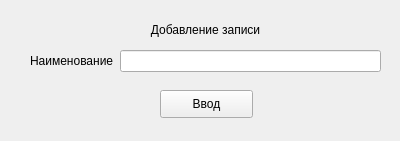
Before: the Qt Designer form simple_add.ui in Zakhy1/pyqt-database-app, drawn with Qt 5.
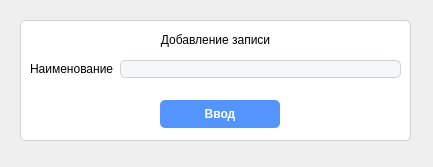
After: the same form once the commit is applied. Icons and pictures are not drawn.

```diff
--- a/simple_add.ui
+++ b/simple_add.ui
@@ -6,10 +6,22 @@
    <rect>
     <x>0</x>
     <y>0</y>
-    <width>400</width>
-    <height>141</height>
+    <width>433</width>
+    <height>167</height>
    </rect>
   </property>
+  <property name="minimumSize">
+   <size>
+    <width>433</width>
+    <height>167</height>
+   </size>
+  </property>
+  <property name="maximumSize">
+   <size>
+    <width>433</width>
+    <height>167</height>
+   </size>
+  </property>
   <property name="baseSize">
    <size>
     <width>0</width>
@@ -26,33 +38,87 @@
    <property name="geometry">
     <rect>
      <x>30</x>
-     <y>50</y>
-     <width>351</width>
+     <y>60</y>
+     <width>371</width>
      <height>31</height>
     </rect>
    </property>
    <layout class="QFormLayout" name="formLayout">
+    <item row="0" column="1">
+     <widget class="QLineEdit" name="lineEdit">
+      <property name="font">
+       <font>
+        <family>Microsoft YaHei UI</family>
+        <pointsize>9</pointsize>
+       </font>
+      </property>
+      <property name="styleSheet">
+       <string notr="true">background-color: #F6F7F9;
+border: 1px solid #D1D2D4;
+border-radius: 5%;</string>
+      </property>
+      <property name="alignment">
+       <set>Qt::AlignLeading|Qt::AlignLeft|Qt::AlignVCenter</set>
+      </property>
+     </widget>
+    </item>
     <item row="0" column="0">
      <widget class="QLabel" name="label">
+      <property name="font">
+       <font>
+        <family>Microsoft YaHei UI</family>
+        <pointsize>9</pointsize>
+       </font>
+      </property>
       <property name="text">
        <string>Наименование</string>
       </property>
      </widget>
     </item>
-    <item row="0" column="1">
-     <widget class="QLineEdit" name="lineEdit"/>
-    </item>
    </layout>
   </widget>
   <widget class="QPushButton" name="pushButton">
    <property name="geometry">
     <rect>
      <x>160</x>
-     <y>90</y>
-     <width>93</width>
+     <y>100</y>
+     <width>120</width>
      <height>28</height>
     </rect>
    </property>
+   <property name="minimumSize">
+    <size>
+     <width>120</width>
+     <height>28</height>
+    </size>
+   </property>
+   <property name="maximumSize">
+    <size>
+     <width>120</width>
+     <height>28</height>
+    </size>
+   </property>
+   <property name="baseSize">
+    <size>
+     <width>150</width>
+     <height>25</height>
+    </size>
+   </property>
+   <property name="font">
+    <font>
+     <pointsize>9</pointsize>
+     <weight>75</weight>
+     <bold>true</bold>
+    </font>
+   </property>
+   <property name="cursor">
+    <cursorShape>PointingHandCursor</cursorShape>
+   </property>
+   <property name="styleSheet">
+    <string notr="true">border-radius: 5%;
+background-color: #5394FD;
+color: white;</string>
+   </property>
    <property name="text">
     <string>Ввод</string>
    </property>
@@ -60,12 +126,18 @@
   <widget class="QLabel" name="label_4">
    <property name="geometry">
     <rect>
-     <x>40</x>
-     <y>20</y>
-     <width>331</width>
+     <x>20</x>
+     <y>30</y>
+     <width>391</width>
      <height>20</height>
     </rect>
    </property>
+   <property name="font">
+    <font>
+     <family>Microsoft YaHei UI</family>
+     <pointsize>9</pointsize>
+    </font>
+   </property>
    <property name="layoutDirection">
     <enum>Qt::LeftToRight</enum>
    </property>
@@ -79,6 +151,51 @@
     <set>Qt::AlignCenter</set>
    </property>
   </widget>
+  <widget class="QFrame" name="frame">
+   <property name="geometry">
+    <rect>
+     <x>20</x>
+     <y>20</y>
+     <width>391</width>
+     <height>121</height>
+    </rect>
+   </property>
+   <property name="styleSheet">
+    <string notr="true">background-color: white;
+border-radius: 5%;
+border: 1px solid #D1D2D4</string>
+   </property>
+   <property name="frameShape">
+    <enum>QFrame::StyledPanel</enum>
+   </property>
+   <property name="frameShadow">
+    <enum>QFrame::Raised</enum>
+   </property>
+  </widget>
+  <widget class="QFrame" name="frame_2">
+   <property name="geometry">
+    <rect>
+     <x>-10</x>
+     <y>-10</y>
+     <width>451</width>
+     <height>181</height>
+    </rect>
+   </property>
+   <property name="styleSheet">
+    <string notr="true">background-image: url(:/backs/back-image.png);</string>
+   </property>
+   <property name="frameShape">
+    <enum>QFrame::StyledPanel</enum>
+   </property>
+   <property name="frameShadow">
+    <enum>QFrame::Raised</enum>
+   </property>
+  </widget>
+  <zorder>frame_2</zorder>
+  <zorder>frame</zorder>
+  <zorder>formLayoutWidget</zorder>
+  <zorder>pushButton</zorder>
+  <zorder>label_4</zorder>
  </widget>
  <resources/>
  <connections/>
```
Left out of the diff: 4 changed lines with no effect on the pictures.
